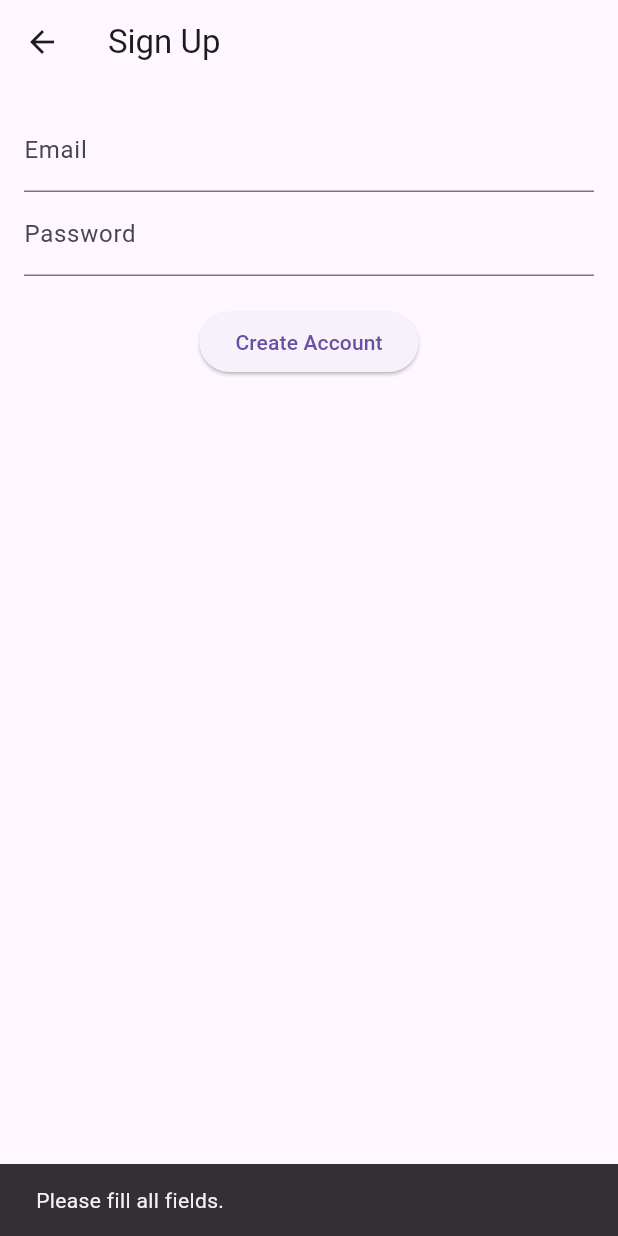
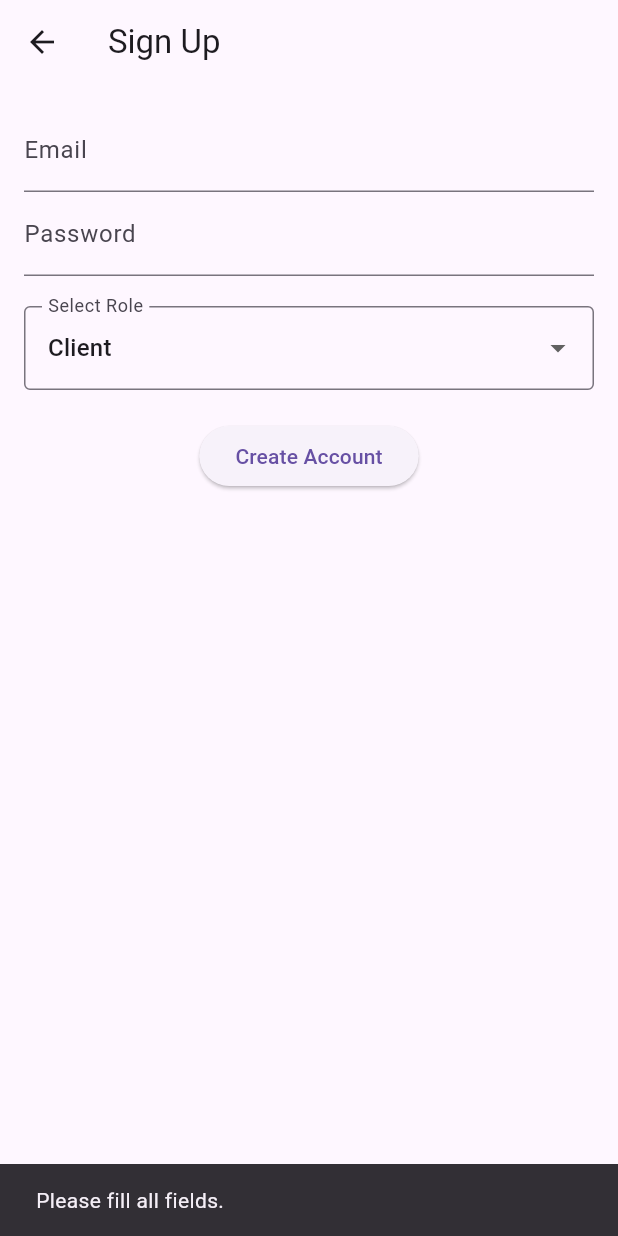
Before and after one commit to ryanbabu114/Gym, a Flutter app: the SignUpPage screen opened directly, after a tap on "Create Account", on a phone screen of 412 x 824 dp. Run offline on Flutter 3.47's test engine with Material 3 defaults, Android fonts, the phone set to English and light mode, and no system bars; our stand-ins replace supabase_flutter; missing offline and left inert: gym; accounts and stored records are empty; statements that could not run were skipped.

Commit message:
Updated the login such that it is role based login, i.e client cannot login to trainer and vice-versa

```diff
--- a/lib/pages/Clientpage/ClientPage.dart
+++ b/lib/pages/Clientpage/ClientPage.dart
@@ -2,6 +2,7 @@ import 'package:flutter/material.dart';
 import 'package:supabase_flutter/supabase_flutter.dart';
 
 import '../../main.dart';
+import '../Homepage/GymHomePage.dart';
 import '../Trainerpage/button2.dart';
 import 'ExercisePage1.dart';
 import 'PayPage1.dart';
--- a/lib/pages/Homepage/LoginPage.dart
+++ b/lib/pages/Homepage/LoginPage.dart
@@ -1,7 +1,6 @@
 import 'package:flutter/material.dart';
 import 'package:supabase_flutter/supabase_flutter.dart';
 
-import '../../main.dart';
 import '../Clientpage/ClientPage.dart';
 import '../Trainerpage/TrainerPage.dart';
 import 'ForgotPasswordPage.dart';
@@ -38,15 +37,46 @@ class _LoginPageState extends State<LoginPage> {
       );
 
       if (response.user != null) {
-        // Redirect based on role
-        Navigator.pushReplacement(
-          context,
-          MaterialPageRoute(
-            builder: (context) => widget.isTrainer
-                ? TrainerPage(username: response.user!.email!)
-                : ClientPage(username: response.user!.email!),
-          ),
-        );
+        final userId = response.user!.id;
+
+        // ✅ Fetch role from the Supabase database
+        final roleResponse = await _supabase
+            .from('profiles')
+            .select('role')
+            .eq('user_id', userId)
+            .maybeSingle(); // Use maybeSingle() to avoid crashes
+
+        // 🛑 If role is missing, prevent login
+        if (roleResponse == null || !roleResponse.containsKey('role')) {
+          print("ERROR: No role assigned to user!");
+          ScaffoldMessenger.of(context).showSnackBar(
+              const SnackBar(content: Text('Your account has no assigned role.')));
+          await _supabase.auth.signOut(); // Log out user to prevent access
+          setState(() => isLoading = false);
+          return;
+        }
+
+        final role = roleResponse['role'];
+        print("DEBUG: Logged-in user role: $role");
+
+        // ✅ Only allow login if role matches selected type
+        if (role == 'trainer' && widget.isTrainer) {
+          Navigator.pushReplacement(
+            context,
+            MaterialPageRoute(builder: (context) => TrainerPage(username: response.user!.email!)),
+          );
+        } else if (role == 'client' && !widget.isTrainer) {
+          Navigator.pushReplacement(
+            context,
+            MaterialPageRoute(builder: (context) => ClientPage(username: response.user!.email!)),
+          );
+        } else {
+          print("ERROR: Unauthorized login attempt.");
+          ScaffoldMessenger.of(context).showSnackBar(
+            const SnackBar(content: Text('Unauthorized login attempt!')),
+          );
+          await _supabase.auth.signOut(); // Log out user to prevent access
+        }
       }
     } on AuthException catch (e) {
       ScaffoldMessenger.of(context)
@@ -58,6 +88,7 @@ class _LoginPageState extends State<LoginPage> {
 
     setState(() => isLoading = false);
   }
+
 
   @override
   Widget build(BuildContext context) {
--- a/lib/pages/Homepage/SignUpPage.dart
+++ b/lib/pages/Homepage/SignUpPage.dart
@@ -14,10 +14,13 @@ class _SignUpPageState extends State<SignUpPage> {
   final TextEditingController _passwordController = TextEditingController();
   final _supabase = Supabase.instance.client;
   bool isLoading = false;
+  String _selectedRole = 'client'; // Default role selection
 
   Future<void> _signUp() async {
     if (_emailController.text.isEmpty || _passwordController.text.isEmpty) {
-      ScaffoldMessenger.of(context).showSnackBar(const SnackBar(content: Text('Please fill all fields.')));
+      ScaffoldMessenger.of(context).showSnackBar(
+        const SnackBar(content: Text('Please fill all fields.')),
+      );
       return;
     }
 
@@ -25,11 +28,22 @@ class _SignUpPageState extends State<SignUpPage> {
 
     try {
       final response = await _supabase.auth.signUp(
-        email: _emailController.text,
-        password: _passwordController.text,
+        email: _emailController.text.trim(),
+        password: _passwordController.text.trim(),
       );
 
       if (response.user != null) {
+        final insertResponse = await _supabase.from('profiles').insert({
+          'user_id': response.user!.id,
+          'email': response.user!.email,
+          'role': _selectedRole, // Store selected role (trainer or client)
+        }).select().single();
+
+        // ✅ Ensure role is actually stored
+        if (insertResponse['role'] == null) {
+          throw Exception("Failed to assign role. Try again.");
+        }
+
         ScaffoldMessenger.of(context).showSnackBar(
           const SnackBar(content: Text('Check your email to verify your account.')),
         );
@@ -50,10 +64,43 @@ class _SignUpPageState extends State<SignUpPage> {
         padding: const EdgeInsets.all(16.0),
         child: Column(
           children: [
-            TextField(controller: _emailController, decoration: const InputDecoration(labelText: 'Email')),
-            TextField(controller: _passwordController, decoration: const InputDecoration(labelText: 'Password'), obscureText: true),
+            TextField(
+              controller: _emailController,
+              decoration: const InputDecoration(labelText: 'Email'),
+              keyboardType: TextInputType.emailAddress,
+            ),
+            TextField(
+              controller: _passwordController,
+              decoration: const InputDecoration(labelText: 'Password'),
+              obscureText: true,
+            ),
             const SizedBox(height: 20),
-            isLoading ? const CircularProgressIndicator() : ElevatedButton(onPressed: _signUp, child: const Text('Create Account')),
+
+            // Dropdown to select role (Trainer or Client)
+            DropdownButtonFormField<String>(
+              value: _selectedRole,
+              items: [
+                DropdownMenuItem(value: 'client', child: Text('Client')),
+                DropdownMenuItem(value: 'trainer', child: Text('Trainer')),
+              ],
+              onChanged: (value) {
+                setState(() {
+                  _selectedRole = value!;
+                });
+              },
+              decoration: InputDecoration(
+                labelText: 'Select Role',
+                border: OutlineInputBorder(),
+              ),
+            ),
+            const SizedBox(height: 20),
+
+            isLoading
+                ? const CircularProgressIndicator()
+                : ElevatedButton(
+              onPressed: _signUp,
+              child: const Text('Create Account'),
+            ),
           ],
         ),
       ),
--- a/lib/pages/Trainerpage/TrainerPage.dart
+++ b/lib/pages/Trainerpage/TrainerPage.dart
@@ -2,6 +2,7 @@ import 'package:flutter/material.dart';
 import 'package:supabase_flutter/supabase_flutter.dart';
 
 import '../../main.dart';
+import '../Homepage/GymHomePage.dart';
 import 'Addmembers.dart';
 import 'PayPage.dart';
 import 'button2.dart';
```
Also changed, not shown: lib/main.dart (+83 -62 lines).
